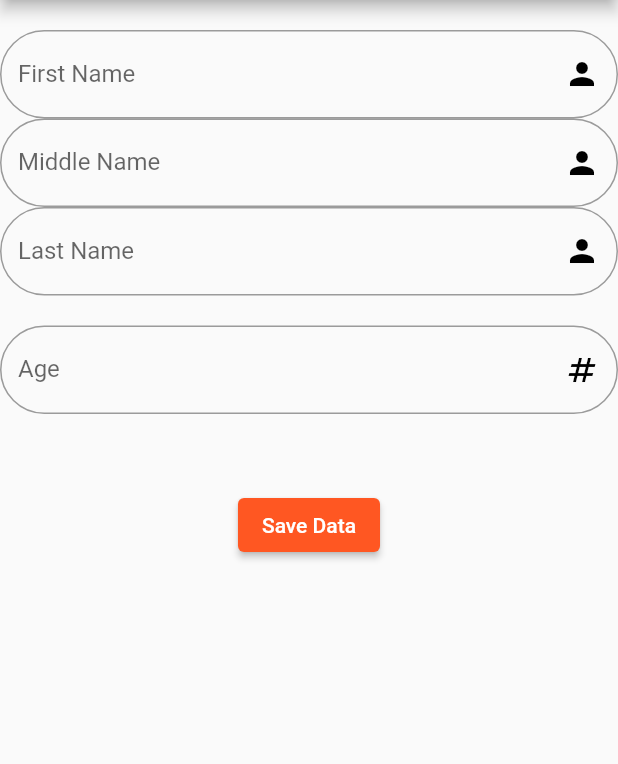
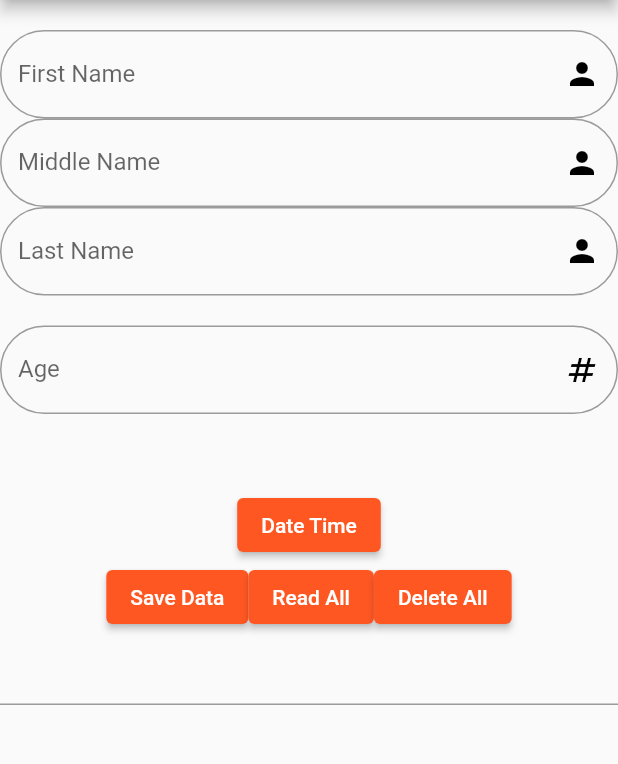
Before and after one commit to TomWhittington-AND/json_serialized_secure_storage, a Flutter app: the screen it shows after launch, after a tap on "Save Data", on a phone screen of 412 x 824 dp, the part 84-848 px from its top. Run offline on Flutter 3.47's test engine with Material 2 defaults, Android fonts, the phone set to English and light mode, and no system bars; our stand-ins replace flutter_secure_storage.

Commit message:
Feat: added bottons to help demo app

```diff
--- a/lib/models/inputted_data.dart
+++ b/lib/models/inputted_data.dart
@@ -8,8 +8,12 @@ part 'inputted_data.g.dart';
 class InputtedData {
   NameData name;
   int age;
-
-  InputtedData(this.name, this.age);
+  DateTime dateTime;
+  InputtedData({
+    required this.name,
+    required this.age,
+    required this.dateTime,
+  });
 
   @override
   String toString() {
--- /dev/null
+++ b/lib/widgets/buttons.dart
@@ -0,0 +1,29 @@
+import 'package:flutter/material.dart';
+
+class Buttons extends StatelessWidget {
+  const Buttons({this.storeLocally, this.deleteAll, this.readAll, super.key});
+  final VoidCallback? storeLocally;
+  final VoidCallback? deleteAll;
+  final VoidCallback? readAll;
+
+  @override
+  Widget build(BuildContext context) {
+    return Row(
+      mainAxisAlignment: MainAxisAlignment.center,
+      children: [
+        ElevatedButton(
+          onPressed: storeLocally,
+          child: const Text('Save Data'),
+        ),
+        ElevatedButton(
+          onPressed: readAll,
+          child: const Text('Read All'),
+        ),
+        ElevatedButton(
+          onPressed: deleteAll,
+          child: const Text('Delete All'),
+        ),
+      ],
+    );
+  }
+}
--- a/lib/widgets/input_widgets.dart
+++ b/lib/widgets/input_widgets.dart
@@ -1,5 +1,6 @@
 import 'package:flutter/material.dart';
 import 'package:json_serialized_secure_storage/widgets/decorated_text_field.dart';
+import 'buttons.dart';
 import 'name_input.dart';
 
 import 'package:flutter_secure_storage/flutter_secure_storage.dart';
@@ -14,24 +15,47 @@ class InputWidgets extends StatelessWidget {
   final TextEditingController middleNameController = TextEditingController();
   final TextEditingController lastNameController = TextEditingController();
   final TextEditingController ageController = TextEditingController();
+  final TextEditingController dataController = TextEditingController();
 
   static const storage = FlutterSecureStorage();
-  InputtedData addToModel() {
-    NameData name = NameData(firstNameController.text,
-        middleNameController.text, lastNameController.text);
-    InputtedData inputtedData =
-        InputtedData(name, int.parse(ageController.text));
-    return inputtedData;
+  DateTime? dateTime = DateTime.now();
+
+  Future<void> storeLocally() async {
+    InputtedData inputtedData = InputtedData(
+      name: NameData(
+        firstNameController.text,
+        middleNameController.text,
+        lastNameController.text,
+      ),
+      age: int.parse(ageController.text),
+      dateTime: dateTime as DateTime,
+    );
+
+    String json = jsonEncode(inputtedData);
+    //this is where to encrpyt
+    await storage.write(key: 'user', value: json);
+    await readAll();
   }
 
-  void storeLocally() async {
-    final inputtedData = addToModel();
+  Future<void> deleteAll() async {
+    await storage.deleteAll();
+    await readAll();
+  }
 
-    String json = jsonEncode(inputtedData);
-    await storage.write(key: 'user', value: json);
+  Future<void> readAll() async {
+    Map<String, String> data = await storage.readAll();
+    //this is where to decrypt
+    dataController.text = data.toString();
+  }
 
-    Map<String, String> data = await storage.readAll();
-    print(data);
+  Future<void> getDateTime(BuildContext context) async {
+    DateTime? dt = await showDatePicker(
+      context: context,
+      initialDate: dateTime as DateTime,
+      firstDate: DateTime(1970, 1, 1),
+      lastDate: DateTime.now(),
+    );
+    dateTime = dt ?? dateTime;
   }
 
   @override
@@ -52,9 +76,19 @@ class InputWidgets extends StatelessWidget {
           ),
           const SizedBox(height: 50),
           ElevatedButton(
-            onPressed: storeLocally,
-            child: const Text('Save Data'),
-          )
+            onPressed: () async => await getDateTime(context),
+            child: const Text('Date Time'),
+          ),
+          Buttons(
+            storeLocally: storeLocally,
+            deleteAll: deleteAll,
+            readAll: readAll,
+          ),
+          TextField(
+            controller: dataController,
+            readOnly: true,
+            maxLines: null,
+          ),
         ],
       ),
     );
```
Also changed, not shown: lib/models/inputted_data.g.dart.
